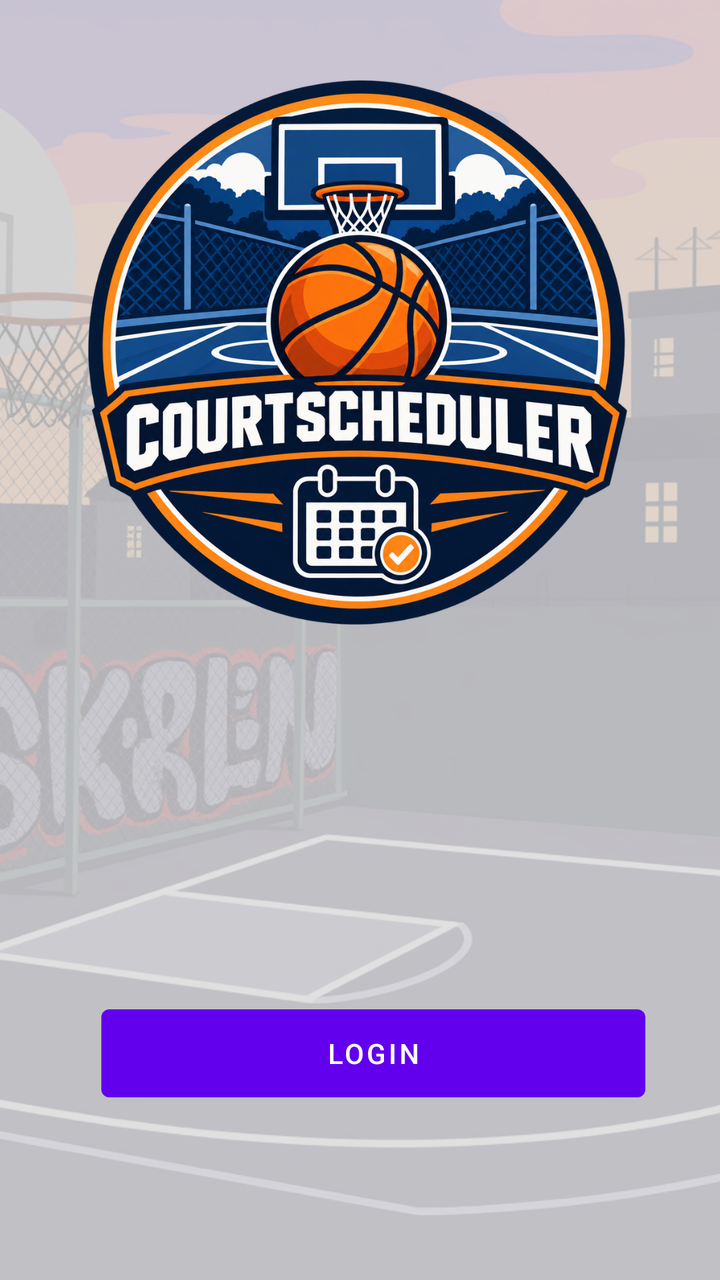
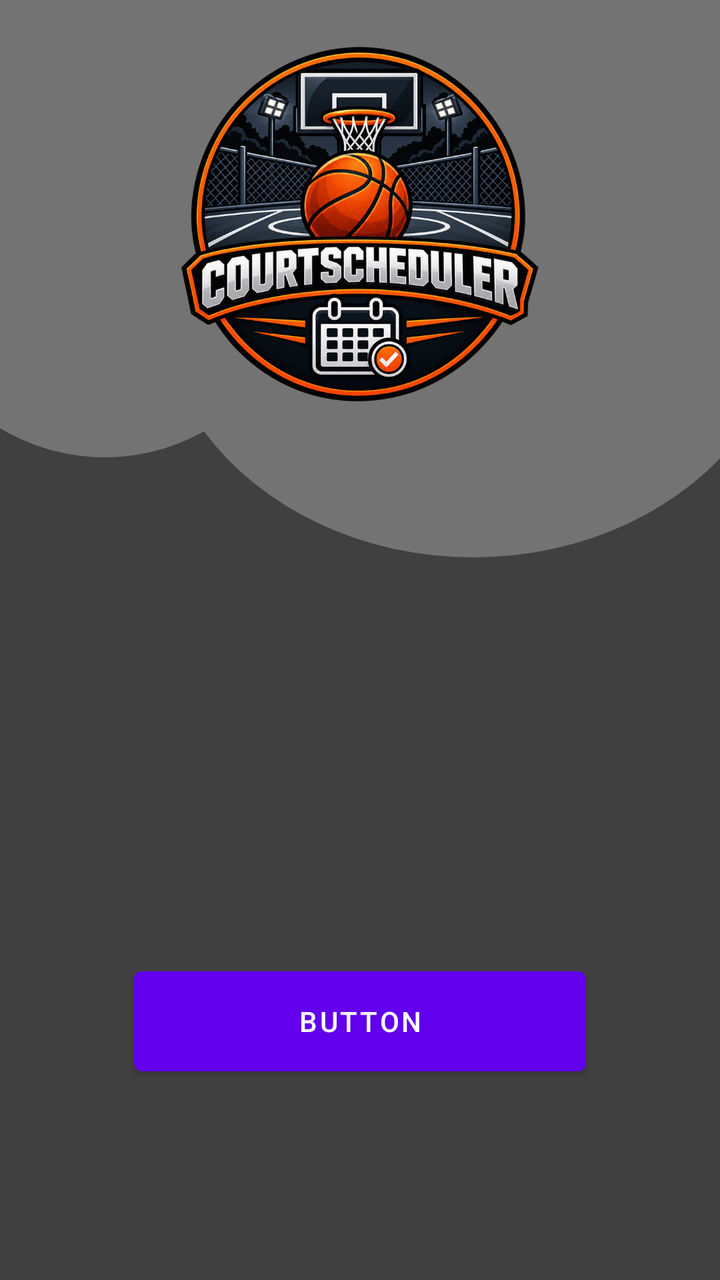

Before-and-after screenshots of an Android layout around one commit, followed by the original layout XML and the change that was made.
<!-- AndroidManifest.xml: application theme Theme.CourtScheduler -->
<!-- res/layout/activity_login.xml -->
<?xml version="1.0" encoding="utf-8"?>
<androidx.constraintlayout.widget.ConstraintLayout xmlns:android="http://schemas.android.com/apk/res/android"
    xmlns:app="http://schemas.android.com/apk/res-auto"
    xmlns:tools="http://schemas.android.com/tools"
    android:id="@+id/main"
    android:layout_width="match_parent"
    android:layout_height="match_parent"
    tools:context=".Login">

    <ImageView
        android:id="@+id/imageView2"
        android:layout_width="wrap_content"
        android:layout_height="wrap_content"
        app:layout_constraintBottom_toBottomOf="parent"
        app:layout_constraintEnd_toEndOf="parent"
        app:layout_constraintStart_toStartOf="parent"
        app:layout_constraintTop_toTopOf="parent"
        app:srcCompat="@drawable/blue_modern_tech_circuit_phone_wallpaper" />

    <Button
        android:id="@+id/button4"
        android:layout_width="272dp"
        android:layout_height="56dp"
        android:text="LOGIN"
        app:layout_constraintBottom_toBottomOf="parent"
        app:layout_constraintEnd_toEndOf="parent"
        app:layout_constraintHorizontal_bias="0.575"
        app:layout_constraintStart_toStartOf="parent"
        app:layout_constraintTop_toTopOf="parent"
        app:layout_constraintVertical_bias="0.854" />
</androidx.constraintlayout.widget.ConstraintLayout>
<!-- resources referenced by this layout -->
<resources>
  <!-- drawable blue_modern_tech_circuit_phone_wallpaper: png bitmap (drawable, 1031544 bytes) -->
  <style name="Theme.CourtScheduler" parent="Theme.MaterialComponents.DayNight.NoActionBar">
          
          <item name="colorPrimary">@color/purple_500</item>
          <item name="colorPrimaryVariant">@color/purple_700</item>
          <item name="colorOnPrimary">@color/white</item>
          
          <item name="colorSecondary">@color/teal_200</item>
          <item name="colorSecondaryVariant">@color/teal_700</item>
          <item name="colorOnSecondary">@color/black</item>
          
          <item name="android:statusBarColor">?attr/colorPrimaryVariant</item>
          
      </style>
  <color name="purple_500">#FF6200EE</color>
  <color name="purple_700">#FF3700B3</color>
  <color name="white">#FFFFFFFF</color>
  <color name="teal_200">#FF03DAC5</color>
  <color name="teal_700">#FF018786</color>
  <color name="black">#FF000000</color>
</resources>

<!-- the commit's change to res/layout/activity_login.xml (unified diff, before → after) -->
@@ -8,24 +8,27 @@
     tools:context=".Login">
 
     <ImageView
-        android:id="@+id/imageView2"
+        android:id="@+id/imageView"
         android:layout_width="wrap_content"
         android:layout_height="wrap_content"
         app:layout_constraintBottom_toBottomOf="parent"
         app:layout_constraintEnd_toEndOf="parent"
+        app:layout_constraintHorizontal_bias="0.0"
         app:layout_constraintStart_toStartOf="parent"
         app:layout_constraintTop_toTopOf="parent"
-        app:srcCompat="@drawable/blue_modern_tech_circuit_phone_wallpaper" />
+        app:layout_constraintVertical_bias="0.0"
+        app:srcCompat="@drawable/contenttab__1_" />
 
     <Button
-        android:id="@+id/button4"
-        android:layout_width="272dp"
-        android:layout_height="56dp"
-        android:text="LOGIN"
+        android:id="@+id/button3"
+        android:layout_width="226dp"
+        android:layout_height="62dp"
+        android:foreground="@drawable/ket__4_"
+        android:text="Button"
         app:layout_constraintBottom_toBottomOf="parent"
         app:layout_constraintEnd_toEndOf="parent"
-        app:layout_constraintHorizontal_bias="0.575"
         app:layout_constraintStart_toStartOf="parent"
-        app:layout_constraintTop_toTopOf="parent"
-        app:layout_constraintVertical_bias="0.854" />
+        app:layout_constraintTop_toTopOf="@+id/imageView"
+        app:layout_constraintVertical_bias="0.83" />
+
 </androidx.constraintlayout.widget.ConstraintLayout>
<!-- resource entries referenced after the edit -->
@@ -1,6 +1,7 @@
 <!-- resources referenced by this layout -->
 <resources>
-  <!-- drawable blue_modern_tech_circuit_phone_wallpaper: png bitmap (drawable, 1031544 bytes) -->
+  <!-- drawable contenttab__1_: png bitmap (drawable, 541499 bytes) -->
+  <!-- drawable ket__4_: png bitmap (drawable, 100631 bytes) -->
   <style name="Theme.CourtScheduler" parent="Theme.MaterialComponents.DayNight.NoActionBar">
           
           <item name="colorPrimary">@color/purple_500</item>
